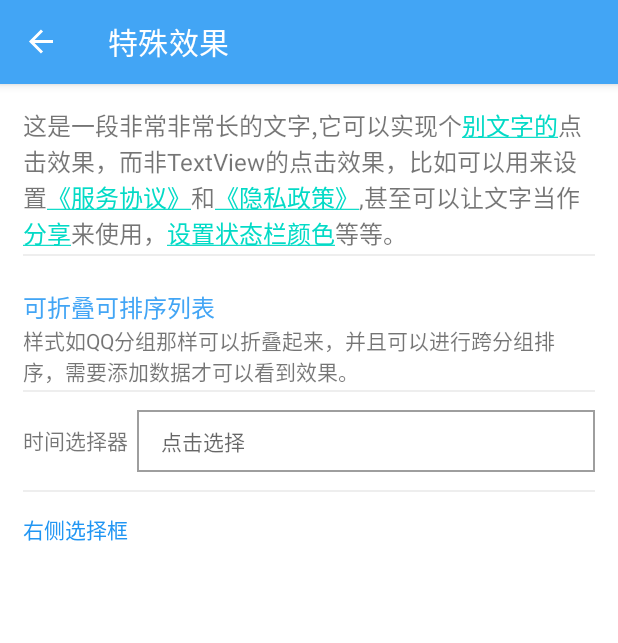
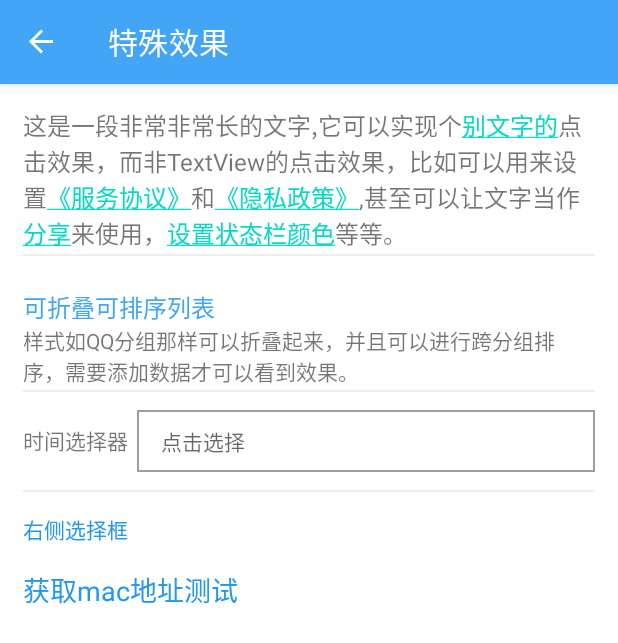
Before and after one commit to MissLavenir/InterstingDemo, an Android app: the SomeSpecialEffects screen opened through its navigation route, on a phone screen of 412 x 824 dp. Shown: the top 643 px of the screen. Run offline under Robolectric (Android 15) with nearby library versions, the phone set to English and light mode, and no system bars; our stand-ins replace navigation-ui.

Commit message:
增加精确计算的工具、增加特效mac地址获取方法

```diff
--- a/app/src/main/res/layout/fragment_some_special_effects.xml
+++ b/app/src/main/res/layout/fragment_some_special_effects.xml
@@ -108,6 +108,16 @@
             android:textColor="@color/blue_500"
             />
 
+        <TextView
+            android:id="@+id/getMac"
+            android:layout_width="wrap_content"
+            android:layout_height="wrap_content"
+            android:textSize="18sp"
+            android:textColor="@color/blue_500"
+            android:layout_marginTop="10dp"
+            android:text="获取mac地址测试"
+            />
+
     </LinearLayout>
 
     <View
```
Also changed, not shown: app/src/main/java/com/example/interestingdemo/SomeSpecialEffects.kt (+29 -1 lines), app/src/main/java/com/example/interestingdemo/Util/BigDecimalUtil.kt (added, +109 -0 lines).
